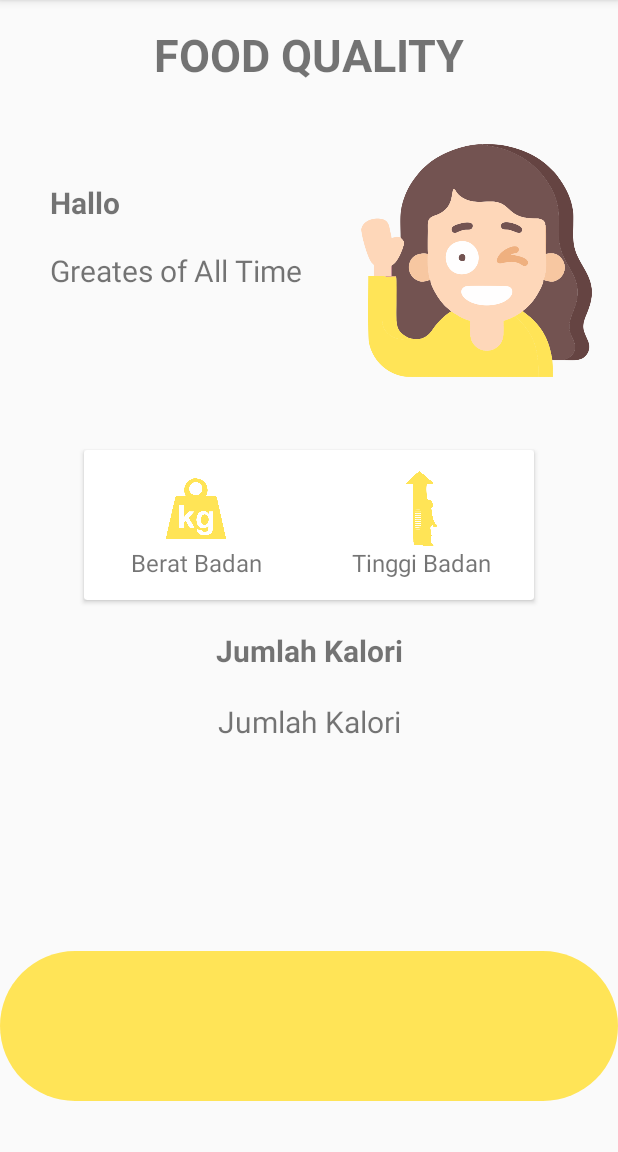
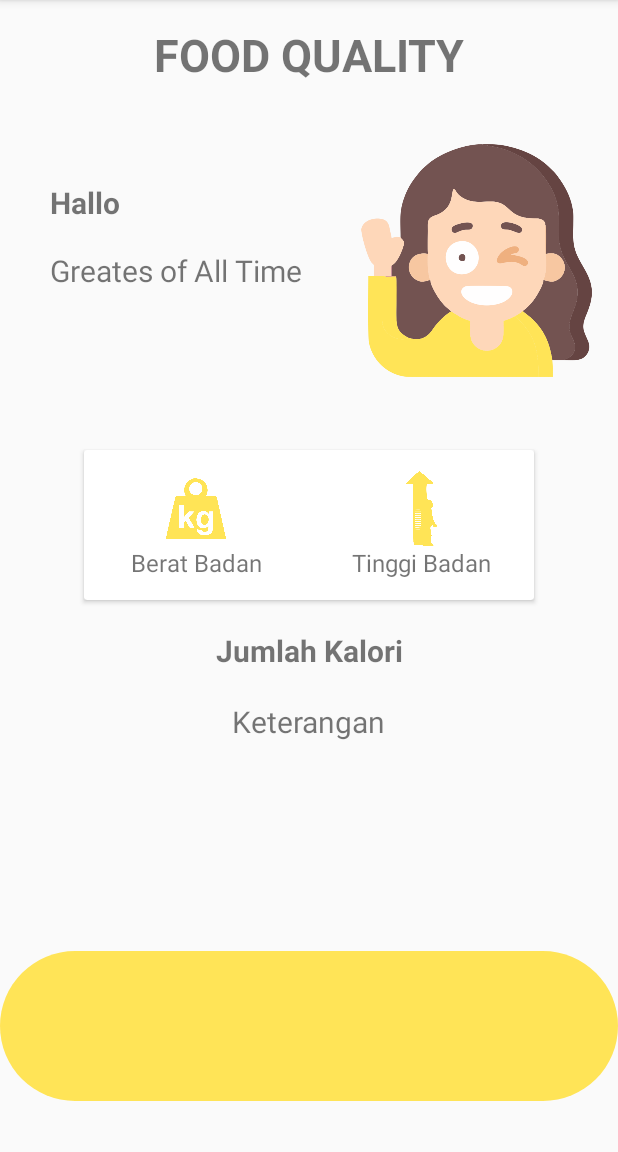
Before and after one commit to NocturnalActivist/Lotech-Project, an Android app: the FoodQualityActivity screen opened directly, with no data from a screen before it, on a phone screen of 412 x 824 dp, the part 84-1236 px from its top. Run offline under Robolectric (Android 15) with nearby library versions, the phone set to English and light mode, and no system bars.

Commit message:
update food quality layout

```diff
--- a/app/src/main/res/layout/activity_food_quality.xml
+++ b/app/src/main/res/layout/activity_food_quality.xml
@@ -128,7 +128,7 @@
         android:layout_width="wrap_content"
         android:layout_height="wrap_content"
         android:layout_marginTop="20dp"
-        android:text="@string/jumlah_kalori"
+        android:text="@string/keterangan"
         android:textSize="20dp"
         app:layout_constraintEnd_toEndOf="parent"
         app:layout_constraintStart_toStartOf="parent"
--- a/app/src/main/res/values/strings.xml
+++ b/app/src/main/res/values/strings.xml
@@ -67,6 +67,7 @@
     <string name="tv_food_quality">FOOD QUALITY</string>
     <string name="hello">Hallo</string>
     <string name="jumlah_kalori">Jumlah Kalori</string>
+    <string name="keterangan">Keterangan</string>
 
 
 </resources>
```
Also changed, not shown: 1 other file.
